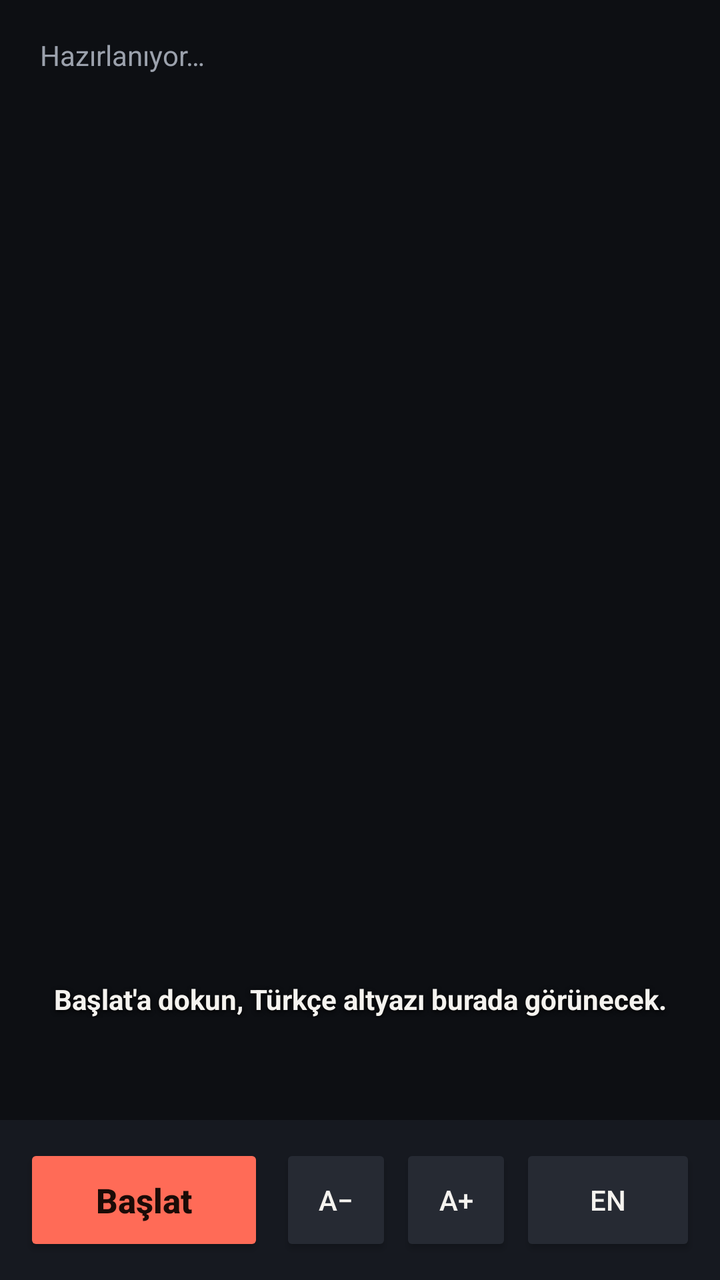
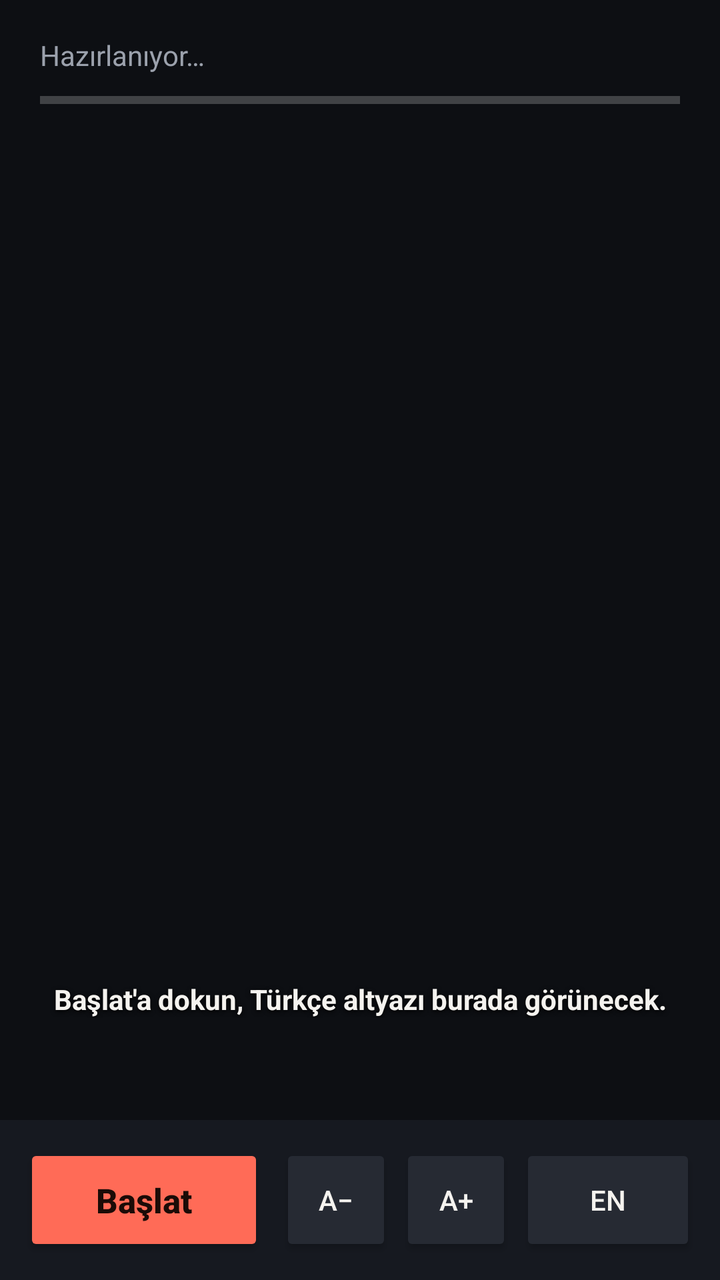

Two renders of the same Android screen: before a commit and after it. Below are the layout's source before the change and the commit's diff.
<!-- AndroidManifest.xml: application theme android:Theme.Material.NoActionBar -->
<!-- res/layout/activity_main.xml -->
<?xml version="1.0" encoding="utf-8"?>
<LinearLayout xmlns:android="http://schemas.android.com/apk/res/android"
    android:layout_width="match_parent"
    android:layout_height="match_parent"
    android:background="@color/screen"
    android:orientation="vertical">

    <TextView
        android:id="@+id/status"
        android:layout_width="match_parent"
        android:layout_height="wrap_content"
        android:paddingStart="20dp"
        android:paddingTop="18dp"
        android:paddingEnd="20dp"
        android:paddingBottom="10dp"
        android:text="Hazırlanıyor…"
        android:textColor="@color/mute"
        android:textSize="14sp" />

    <LinearLayout
        android:layout_width="match_parent"
        android:layout_height="0dp"
        android:layout_weight="1"
        android:gravity="bottom|center_horizontal"
        android:orientation="vertical"
        android:paddingStart="20dp"
        android:paddingEnd="20dp"
        android:paddingBottom="20dp">

        <TextView
            android:id="@+id/prev"
            android:layout_width="match_parent"
            android:layout_height="wrap_content"
            android:gravity="center_horizontal"
            android:lineSpacingMultiplier="1.1"
            android:textColor="@color/mute" />

        <TextView
            android:id="@+id/now"
            android:layout_width="match_parent"
            android:layout_height="wrap_content"
            android:layout_marginTop="8dp"
            android:gravity="center_horizontal"
            android:lineSpacingMultiplier="1.1"
            android:shadowColor="#000000"
            android:shadowDx="0"
            android:shadowDy="2"
            android:shadowRadius="6"
            android:text="Başlat'a dokun, Türkçe altyazı burada görünecek."
            android:textColor="@color/ink"
            android:textStyle="bold" />

        <TextView
            android:id="@+id/english"
            android:layout_width="match_parent"
            android:layout_height="wrap_content"
            android:layout_marginTop="12dp"
            android:gravity="center_horizontal"
            android:textColor="@color/mute"
            android:textSize="14sp"
            android:textStyle="italic" />
    </LinearLayout>

    <LinearLayout
        android:layout_width="match_parent"
        android:layout_height="wrap_content"
        android:background="@color/panel"
        android:gravity="center_vertical"
        android:orientation="horizontal"
        android:padding="12dp">

        <Button
            android:id="@+id/start"
            android:layout_width="0dp"
            android:layout_height="56dp"
            android:layout_weight="1"
            android:backgroundTint="@color/accent"
            android:text="Başlat"
            android:textAllCaps="false"
            android:textColor="#1B0B07"
            android:textSize="17sp"
            android:textStyle="bold" />

        <Button
            android:id="@+id/smaller"
            android:layout_width="56dp"
            android:layout_height="56dp"
            android:layout_marginStart="8dp"
            android:backgroundTint="@color/button"
            android:text="A−"
            android:textAllCaps="false"
            android:textColor="@color/ink" />

        <Button
            android:id="@+id/bigger"
            android:layout_width="56dp"
            android:layout_height="56dp"
            android:layout_marginStart="4dp"
            android:backgroundTint="@color/button"
            android:text="A+"
            android:textAllCaps="false"
            android:textColor="@color/ink" />

        <Button
            android:id="@+id/toggleEn"
            android:layout_width="wrap_content"
            android:layout_height="56dp"
            android:layout_marginStart="4dp"
            android:backgroundTint="@color/button"
            android:text="EN"
            android:textAllCaps="false"
            android:textColor="@color/ink" />
    </LinearLayout>
</LinearLayout>
<!-- resources referenced by this layout -->
<resources>
  <color name="accent">#FF6B57</color>
  <color name="button">#262A33</color>
  <color name="ink">#F5F3EF</color>
  <color name="mute">#9BA1AC</color>
  <color name="panel">#161920</color>
  <color name="screen">#0D0F13</color>
</resources>

<!-- the commit's change to res/layout/activity_main.xml (unified diff, before → after) -->
@@ -16,6 +16,27 @@
         android:text="Hazırlanıyor…"
         android:textColor="@color/mute"
         android:textSize="14sp" />
+
+    <ProgressBar
+        android:id="@+id/level"
+        style="@android:style/Widget.Material.ProgressBar.Horizontal"
+        android:layout_width="match_parent"
+        android:layout_height="6dp"
+        android:layout_marginStart="20dp"
+        android:layout_marginEnd="20dp"
+        android:max="100"
+        android:progress="0"
+        android:progressTint="@color/live" />
+
+    <TextView
+        android:id="@+id/diag"
+        android:layout_width="match_parent"
+        android:layout_height="wrap_content"
+        android:paddingStart="20dp"
+        android:paddingTop="6dp"
+        android:paddingEnd="20dp"
+        android:textColor="@color/mute"
+        android:textSize="12sp" />
 
     <LinearLayout
         android:layout_width="match_parent"
<!-- resource entries referenced after the edit -->
@@ -3,6 +3,7 @@
   <color name="accent">#FF6B57</color>
   <color name="button">#262A33</color>
   <color name="ink">#F5F3EF</color>
+  <color name="live">#35C2AE</color>
   <color name="mute">#9BA1AC</color>
   <color name="panel">#161920</color>
   <color name="screen">#0D0F13</color>
